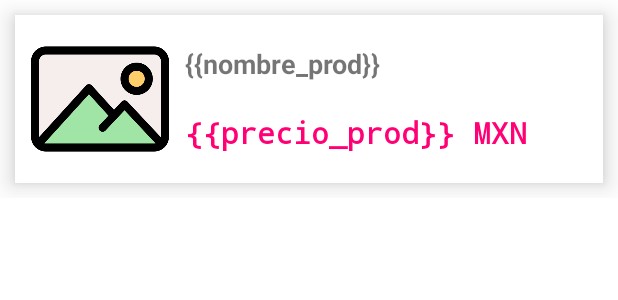
After one commit to zavaletadev/dapps-zappataxo, an Android app: the layout item_ejemplo.xml on its own in the app's theme, with its tools: preview values and no code run, on a phone screen of 412 x 824 dp. The commit adds this screen. Shown: the top 300 px of the screen. Run offline under Robolectric (Android 15) with nearby library versions, the phone set to English and light mode, and no system bars; network calls fail.

Commit message:
Ejemplo de Listview personalizado con customAdapdter

```diff
--- /dev/null
+++ b/app/src/main/res/layout/item_ejemplo.xml
@@ -0,0 +1,57 @@
+<?xml version="1.0" encoding="utf-8"?>
+<LinearLayout xmlns:android="http://schemas.android.com/apk/res/android"
+    android:layout_width="match_parent"
+    android:layout_height="wrap_content"
+    android:orientation="vertical">
+
+    <LinearLayout
+        android:layout_width="match_parent"
+        android:layout_height="wrap_content"
+        android:background="#fff"
+        android:padding="10dp"
+        android:layout_margin="10dp"
+        android:elevation="10dp"
+        android:weightSum="12"
+        android:orientation="horizontal">
+
+        <ImageView
+            android:id="@+id/iv_ejemplo_lista"
+            android:layout_width="1dp"
+            android:layout_weight="3"
+            android:layout_height="match_parent"
+            android:src="@drawable/imagen_demo"
+            android:scaleType="centerInside" />
+
+        <LinearLayout
+            android:layout_width="1dp"
+            android:layout_height="wrap_content"
+            android:layout_weight="9"
+            android:orientation="vertical">
+
+            <TextView
+                android:id="@+id/tv_ejemplo_nombre_prod"
+                android:layout_width="match_parent"
+                android:layout_height="wrap_content"
+                android:text="{{nombre_prod}}"
+                android:paddingStart="10dp"
+                android:paddingVertical="10dp"
+                android:textStyle="bold"
+                android:textSize="18sp" />
+
+            <TextView
+                android:id="@+id/tv_ejemplo_precio_prod"
+                android:layout_width="match_parent"
+                android:layout_height="wrap_content"
+                android:text="{{precio_prod}} MXN"
+                android:paddingStart="10dp"
+                android:paddingVertical="10dp"
+                android:fontFamily="monospace"
+                android:textStyle="bold"
+                android:textColor="@color/colorPrimaryLight"
+                android:textSize="20sp" />
+
+        </LinearLayout>
+
+    </LinearLayout>
+
+</LinearLayout>
```
Also changed, not shown: app/src/main/java/mx/edu/uteq/dapps/zappataxo/ui/catalogo/CatalogoFragment.java (+43 -2 lines), app/src/main/java/mx/edu/uteq/dapps/zappataxo/ui/catalogo/EjemploAdapter.java (added, +117 -0 lines), app/src/main/java/mx/edu/uteq/dapps/zappataxo/ui/catalogo/Producto.java (added, +41 -0 lines), app/src/main/res/layout/fragment_catalogo.xml (+12 -15 lines), app/src/main/res/menu/activity_main_drawer.xml (+6 -1 lines), app/src/main/res/drawable/imagen_demo.png (added).
